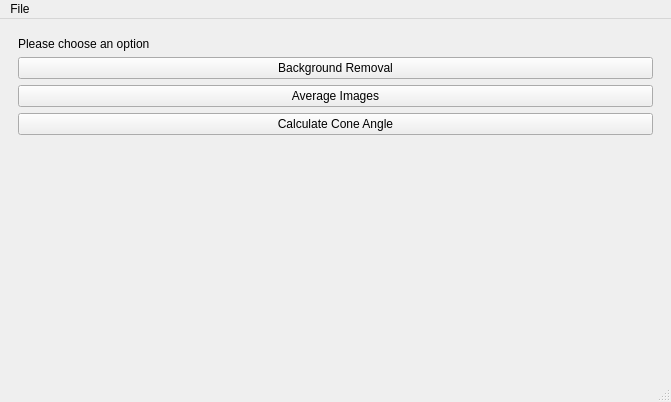
The window that mainwindow.ui (Tokyo-MQP-2024/IgniteCV) describes before a commit, drawn with Qt 5.
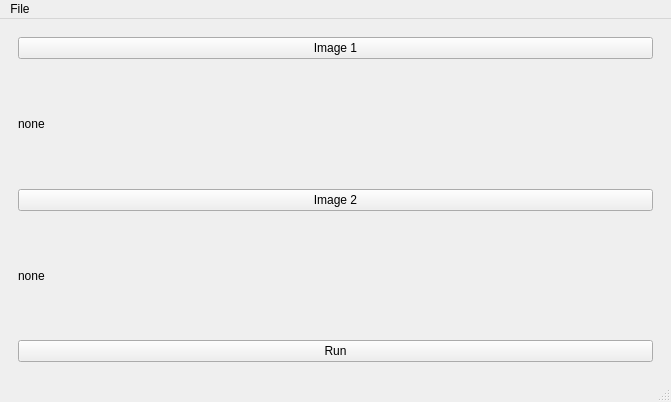
The same window after the commit. Icons and pictures are not drawn.

Commit message: image subtraction prototype

Diff of the .ui file:
```diff
--- a/mainwindow.ui
+++ b/mainwindow.ui
@@ -15,10 +15,10 @@
   </property>
   <widget class="QWidget" name="centralwidget">
    <layout class="QGridLayout" name="gridLayout">
-    <item row="0" column="0">
+    <item row="0" column="1">
      <widget class="QStackedWidget" name="stackedWidget">
       <property name="currentIndex">
-       <number>0</number>
+       <number>1</number>
       </property>
       <widget class="QWidget" name="main">
        <layout class="QGridLayout" name="gridLayout_3">
@@ -65,6 +65,45 @@
         </item>
        </layout>
       </widget>
+      <widget class="QWidget" name="backkgroundRemoval">
+       <layout class="QVBoxLayout" name="verticalLayout_2">
+        <item>
+         <widget class="QPushButton" name="image1">
+          <property name="text">
+           <string>Image 1</string>
+          </property>
+         </widget>
+        </item>
+        <item>
+         <widget class="QLabel" name="label_2">
+          <property name="text">
+           <string>none</string>
+          </property>
+         </widget>
+        </item>
+        <item>
+         <widget class="QPushButton" name="image2">
+          <property name="text">
+           <string>Image 2</string>
+          </property>
+         </widget>
+        </item>
+        <item>
+         <widget class="QLabel" name="label_3">
+          <property name="text">
+           <string>none</string>
+          </property>
+         </widget>
+        </item>
+        <item>
+         <widget class="QPushButton" name="run">
+          <property name="text">
+           <string>Run</string>
+          </property>
+         </widget>
+        </item>
+       </layout>
+      </widget>
       <widget class="QWidget" name="page_3">
        <layout class="QGridLayout" name="gridLayout_2">
         <item row="0" column="0">
```
The commit also changes 10 other files.
